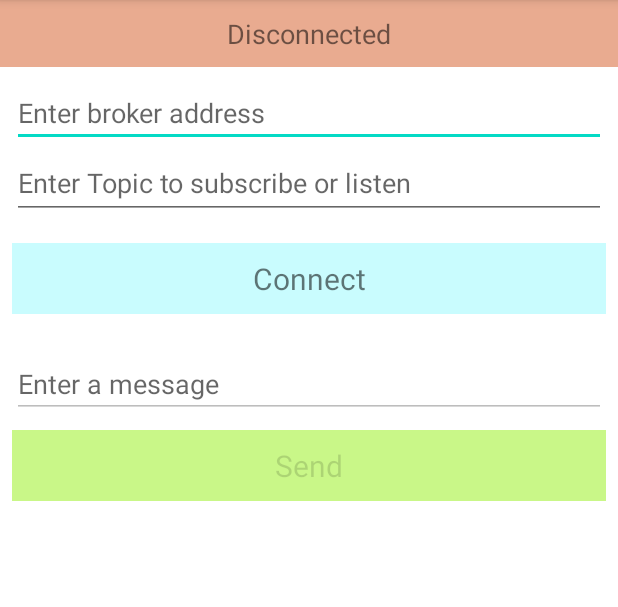
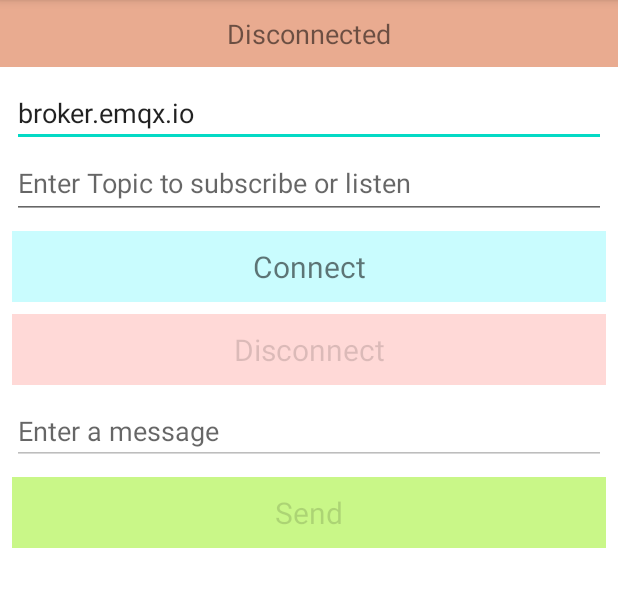
Before and after one commit to kyogrexd/IOT_finalproject, an Android app: the screen it shows after launch (MainActivity), on a phone screen of 412 x 824 dp, the part 84-691 px from its top. Run offline under Robolectric (Android 15) with nearby library versions, the phone set to English and light mode, and no system bars.

Commit message:
feat: adjust MQTT disconnect - 新增 MQTT 斷線功能 - 新增 傳送json 格式 - arduino 新增 接收mqtt資料

```diff
--- a/app/build.gradle
+++ b/app/build.gradle
@@ -45,4 +45,5 @@ dependencies {
     androidTestImplementation 'androidx.test.espresso:espresso-core:3.4.0'
     implementation 'org.eclipse.paho:org.eclipse.paho.client.mqttv3:1.1.0'
     implementation 'org.eclipse.paho:org.eclipse.paho.android.service:1.1.1'
+    implementation 'com.google.code.gson:gson:2.8.5'
 }
--- a/app/src/main/java/com/example/iot_finalproject/fragment/FirstFragment.kt
+++ b/app/src/main/java/com/example/iot_finalproject/fragment/FirstFragment.kt
@@ -10,12 +10,15 @@ import com.example.iot_finalproject.databinding.FragmentFirstBinding
 import com.example.iot_finalproject.manager.MQTTConnectionParams
 import com.example.iot_finalproject.manager.MQTTmanager
 import com.example.iot_finalproject.protocols.UIUpdaterInterface
+import com.google.gson.Gson
 
 class FirstFragment: Fragment(), UIUpdaterInterface {
     private var binding: FragmentFirstBinding? = null
 
     private var mqttManager: MQTTmanager? = null
     lateinit var mActivity: MainActivity
+
+    data class User(val userName: String, val age: Int)
 
     override fun onCreateView(inflater: LayoutInflater, container: ViewGroup?, savedInstanceState: Bundle?): View? {
         binding = FragmentFirstBinding.inflate(inflater, container, false)
@@ -34,12 +37,13 @@ class FirstFragment: Fragment(), UIUpdaterInterface {
         setListener()
     }
 
-    override fun resetUIWithConnection(status: Boolean) {
+    override fun resetUIWithConnection(status: Boolean) { //true: Connected, false: Disconnected
         binding?.run {
             edAddress.isEnabled = !status
             edTopic.isEnabled = !status
             edMessage.isEnabled = status
             tvConnect.isEnabled = !status
+            tvDisconnect.isEnabled = status
             tvSend.isEnabled = status
         }
         //更新狀態顯示
@@ -78,8 +82,13 @@ class FirstFragment: Fragment(), UIUpdaterInterface {
                 }
             }
 
+            tvDisconnect.setOnClickListener {
+                mqttManager?.disconnect()
+            }
+
             tvSend.setOnClickListener {
-                mqttManager?.publish(edMessage.text.toString())
+                val json  = Gson().toJson(User("kyogre", 20))
+                mqttManager?.publish(json.toString())
 
                 edMessage.setText("")
             }
--- a/app/src/main/res/layout/fragment_first.xml
+++ b/app/src/main/res/layout/fragment_first.xml
@@ -4,6 +4,23 @@
     xmlns:tools="http://schemas.android.com/tools"
     android:layout_width="match_parent"
     android:layout_height="match_parent">
+
+    <TextView
+        android:id="@+id/tv_disconnect"
+        android:layout_width="match_parent"
+        android:layout_height="wrap_content"
+        android:layout_marginStart="8dp"
+        android:layout_marginTop="8dp"
+        android:layout_marginEnd="8dp"
+        android:background="@color/red_FFD9D7"
+        android:gravity="center"
+        android:padding="10dp"
+        android:text="Disconnect"
+        android:textSize="20dp"
+        app:layout_constraintEnd_toEndOf="parent"
+        app:layout_constraintHorizontal_bias="0.0"
+        app:layout_constraintStart_toStartOf="parent"
+        app:layout_constraintTop_toBottomOf="@+id/tv_connect" />
 
     <TextView
         android:id="@+id/tv_status"
@@ -25,6 +42,7 @@
         android:layout_marginTop="8dp"
         android:layout_marginEnd="8dp"
         android:ems="10"
+        android:text="broker.emqx.io"
         android:hint="Enter broker address"
         android:inputType="textPersonName"
         app:layout_constraintEnd_toEndOf="parent"
@@ -51,13 +69,13 @@
         android:layout_width="match_parent"
         android:layout_height="wrap_content"
         android:layout_marginStart="8dp"
-        android:layout_marginTop="16dp"
+        android:layout_marginTop="8dp"
         android:layout_marginEnd="8dp"
-        android:background="#c9fcfe"
+        android:background="@color/blue_C9FCFE"
         android:gravity="center"
+        android:padding="10dp"
         android:text="Connect"
         android:textSize="20dp"
-        android:padding="10dp"
         app:layout_constraintEnd_toEndOf="parent"
         app:layout_constraintStart_toStartOf="parent"
         app:layout_constraintTop_toBottomOf="@+id/ed_topic" />
@@ -67,7 +85,7 @@
         android:layout_width="match_parent"
         android:layout_height="wrap_content"
         android:layout_marginStart="8dp"
-        android:layout_marginTop="24dp"
+        android:layout_marginTop="8dp"
         android:layout_marginEnd="8dp"
         android:ems="10"
         android:hint="Enter a message"
@@ -75,7 +93,7 @@
         app:layout_constraintEnd_toEndOf="parent"
         app:layout_constraintHorizontal_bias="0.0"
         app:layout_constraintStart_toStartOf="parent"
-        app:layout_constraintTop_toBottomOf="@+id/tv_connect" />
+        app:layout_constraintTop_toBottomOf="@+id/tv_disconnect" />
 
     <TextView
         android:id="@+id/tv_send"
@@ -88,7 +106,7 @@
         android:text="Send"
         android:textSize="20dp"
         android:padding="10dp"
-        android:background="#c9f788"
+        android:background="@color/green_C9f788"
         app:layout_constraintEnd_toEndOf="parent"
         app:layout_constraintHorizontal_bias="0.0"
         app:layout_constraintStart_toStartOf="parent"
--- a/app/src/main/res/values/colors.xml
+++ b/app/src/main/res/values/colors.xml
@@ -7,4 +7,7 @@
     <color name="teal_700">#FF018786</color>
     <color name="black">#FF000000</color>
     <color name="white">#FFFFFFFF</color>
+    <color name="red_FFD9D7">#FFD9D7</color>
+    <color name="blue_C9FCFE">#C9FCFE</color>
+    <color name="green_C9f788">#C9f788</color>
 </resources>
```
Also changed, not shown: app/src/main/java/com/example/iot_finalproject/manager/MQTTmanager.kt (+15 -27 lines), 1 other file.
